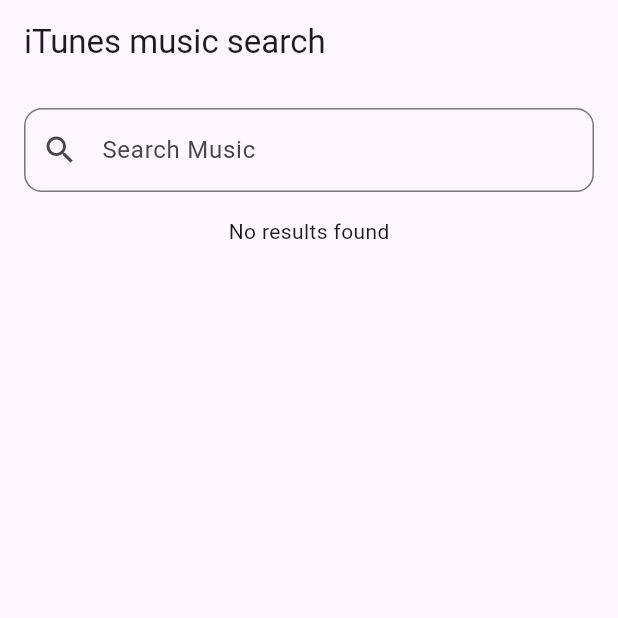
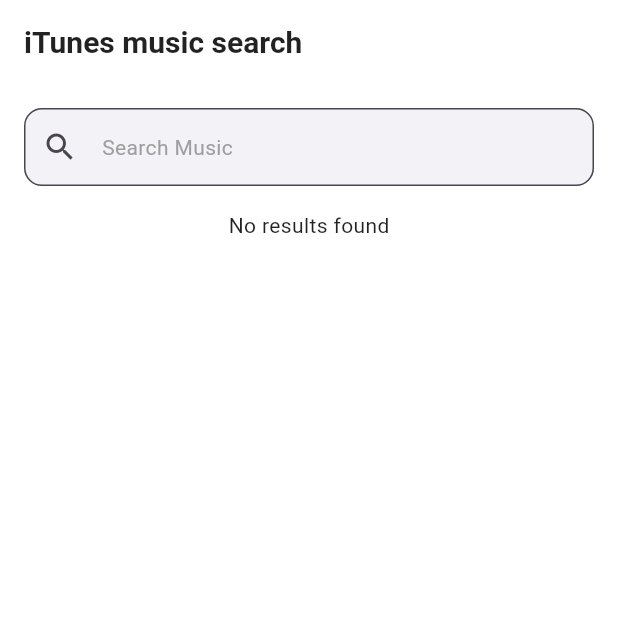
Before and after one commit to Samantha9995/Flutter-Itunes-music-preview-app, a Flutter app: the screen it shows after launch, on a phone screen of 412 x 824 dp, the top half of it. Run offline on Flutter 3.47's test engine with Material 3 defaults, Android fonts, the phone set to English and light mode, and no system bars; our stand-ins replace dio, get, get_it, just_audio.

Commit message:
project & widget structure, organisation of dimensions and styles

```diff
--- a/lib/core/di/service_locator.dart
+++ b/lib/core/di/service_locator.dart
@@ -9,9 +9,6 @@
 final GetIt locator = GetIt.instance;
 
 void setupServiceLocator() {
-  // // API Services
-  // locator.registerLazySingleton<ITunesApiService>(() => ITunesApiService());
-
   setUpDio();
 
   locator.registerSingleton<SearchRepository>(
--- /dev/null
+++ b/lib/core/theme/itunes_theme.dart
@@ -0,0 +1,62 @@
+import 'package:flutter/material.dart';
+
+ThemeData iTunesTheme() {
+  return ThemeData(
+
+    primaryColor: const Color(0xFF007AFF),
+
+    secondaryHeaderColor: const Color(0xFFC7C7CC),
+
+    scaffoldBackgroundColor: Colors.white,
+
+    textTheme: const TextTheme(
+      bodyLarge: TextStyle(color: Colors.black87),
+      bodyMedium: TextStyle(color: Colors.black87),
+      bodySmall: TextStyle(color: Colors.black87),
+      titleLarge: TextStyle(color: Colors.black87, fontWeight: FontWeight.bold),
+      titleMedium: TextStyle(color: Colors.black87, fontWeight: FontWeight.bold),
+      titleSmall: TextStyle(color: Colors.black87, fontWeight: FontWeight.bold),
+      headlineLarge: TextStyle(color: Colors.black87, fontWeight: FontWeight.bold, fontSize: 24),
+    ),
+
+    elevatedButtonTheme: ElevatedButtonThemeData(
+      style: ElevatedButton.styleFrom(
+        backgroundColor: const Color(0xFF007AFF),
+        foregroundColor: Colors.white,
+        textStyle: const TextStyle(fontWeight: FontWeight.bold),
+        padding: const EdgeInsets.symmetric(horizontal: 20, vertical: 12),
+        shape: RoundedRectangleBorder(
+          borderRadius: BorderRadius.circular(8),
+        ),
+      ),
+    ),
+
+    inputDecorationTheme: InputDecorationTheme(
+      border: OutlineInputBorder(
+        borderRadius: BorderRadius.circular(8),
+        borderSide: BorderSide.none,
+      ),
+      filled: true,
+      fillColor: const Color(0xFFF2F2F7),
+      hintStyle: const TextStyle(color: Colors.grey),
+    ),
+
+    appBarTheme: const AppBarTheme(
+      backgroundColor: Colors.white,
+      foregroundColor: Colors.black87,
+      elevation: 0,
+      titleTextStyle: TextStyle(
+        color: Colors.black87,
+        fontSize: 20,
+        fontWeight: FontWeight.bold,
+      ),
+      iconTheme: IconThemeData(color: Colors.black87),
+    ),
+
+    iconTheme: const IconThemeData(
+      color: Color(0xFF007AFF),
+    ),
+
+
+  );
+}
--- /dev/null
+++ b/lib/core/utils/constants.dart
@@ -0,0 +1,2 @@
+const double defaultPadding = 16.0;
+const double borderRadius = 12.0;
--- /dev/null
+++ b/lib/core/utils/styles.dart
@@ -0,0 +1,3 @@
+import 'package:flutter/material.dart';
+
+TextStyle bodyMedium(BuildContext context) => Theme.of(context).textTheme.bodyMedium!.copyWith(color: Theme.of(context).primaryColor);
--- /dev/null
+++ b/lib/core/widgets/custom_text.dart
@@ -0,0 +1,18 @@
+import 'package:flutter/material.dart';
+
+class CustomText extends StatelessWidget {
+  final String text;
+  final TextStyle? style;
+
+  const CustomText(this.text, {super.key, this.style});
+
+  @override
+  Widget build(BuildContext context) {
+    final defaultStyle = Theme.of(context).textTheme.bodyMedium;
+
+    return Text(
+      text,
+      style: style ?? defaultStyle,
+    );
+  }
+}
--- /dev/null
+++ b/lib/core/widgets/search_bar.dart
@@ -0,0 +1,29 @@
+import 'package:flutter/material.dart';
+import 'package:itunes_music_app/core/utils/constants.dart';
+import 'package:itunes_music_app/features/search/controllers/search_controller.dart';
+
+class SearchMusicBar extends StatelessWidget {
+  final SearchMusicController controller;
+
+  const SearchMusicBar({super.key, required this.controller});
+
+  @override
+  Widget build(BuildContext context) {
+    return Padding(
+      padding: const EdgeInsets.all(defaultPadding),
+      child: TextField(
+        decoration: InputDecoration(
+          hintText: 'Search Music',
+          prefixIcon: const Icon(Icons.search),
+          border: OutlineInputBorder(
+            borderRadius: BorderRadius.circular(borderRadius),
+          ),
+        ),
+        onChanged: (value) {
+          controller.performSearch(value);
+        },
+        style: Theme.of(context).textTheme.bodyMedium,
+      ),
+    );
+  }
+}
--- /dev/null
+++ b/lib/core/widgets/search_result_tile.dart
@@ -0,0 +1,25 @@
+import 'package:flutter/material.dart';
+import 'package:itunes_music_app/features/search/controllers/search_controller.dart';
+import 'package:itunes_music_app/core/models/search_result.dart';
+
+class SearchResultTile extends StatelessWidget {
+  final SearchResult result;
+  final SearchMusicController controller;
+
+  const SearchResultTile({super.key, required this.result, required this.controller});
+
+  @override
+  Widget build(BuildContext context) {
+    return ListTile(
+      leading: Image.network(result.artworkUrl100),
+      title: Text(result.trackName),
+      subtitle: Text(result.artistName),
+      trailing: IconButton(
+        icon: const Icon(Icons.play_arrow),
+        onPressed: () {
+          controller.playPreview(result.previewUrl);
+        },
+      ),
+    );
+  }
+}
--- a/lib/features/search/views/search_page.dart
+++ b/lib/features/search/views/search_page.dart
@@ -1,5 +1,8 @@
 import 'package:flutter/material.dart';
 import 'package:get/get.dart';
+import 'package:itunes_music_app/core/widgets/custom_text.dart';
+import 'package:itunes_music_app/core/widgets/search_result_tile.dart';
+import 'package:itunes_music_app/core/widgets/search_bar.dart';
 import 'package:itunes_music_app/features/search/controllers/search_controller.dart';
 
 
@@ -10,51 +13,37 @@
 
   @override
   Widget build(BuildContext context) {
-    return MaterialApp(
-        home: Scaffold(
+    return Scaffold(
         appBar: AppBar(
           title: const Text('iTunes music search'),
         ),
         body: Column(
           children: [
-            Padding(
-              padding: const EdgeInsets.all(16.0),
-              child: TextField(
-                decoration: InputDecoration(
-                  hintText: 'Search Music',
-                  prefixIcon: const Icon(Icons.search),
-                  border: OutlineInputBorder(
-                    borderRadius: BorderRadius.circular(12),
-                  ),
-                ),
-                onChanged: (value) {
-                  controller.performSearch(value);
-                },
-              ),
-            ),
+            SearchMusicBar(controller: controller),
             Obx(() {
               if (controller.isLoading.value) {
-                return Center(child: CircularProgressIndicator());
+                return const Center(child: CircularProgressIndicator());
               } else if (controller.errorMessage.value.isNotEmpty) {
-                return Center(child: Text('Error: ${controller.errorMessage.value}'));
+                return Center(
+                      child: CustomText(
+                        'Error: ${controller.errorMessage.value}'
+                      )
+                );
               } else if (controller.searchResults.isEmpty) {
-                return Center(child: Text('No results found'));
+                return const Center(
+                      child: CustomText(
+                        'No results found'
+                      )
+                );
               } else {
                 return Expanded(
                   child: ListView.builder(
                     itemCount: controller.searchResults.length,
                     itemBuilder: (context, index) {
                       final result = controller.searchResults[index];
-                      return ListTile(
-                        leading: Image.network(result.artworkUrl100),
-                        title: Text(result.trackName),
-                        subtitle: Text(result.artistName),
-                        trailing: IconButton(
-                          icon: Icon(Icons.play_arrow),
-                          onPressed: () {
-                            controller.playPreview(result.previewUrl);
-                          },
-                        ),
+                      return SearchResultTile(
+                        result: result,
+                        controller: controller,
                       );
                     },
                   ),
@@ -63,7 +52,6 @@
             }),
           ],
         ),
-      )
     );
   }
 }
--- a/lib/main.dart
+++ b/lib/main.dart
@@ -1,5 +1,6 @@
 import 'package:flutter/material.dart';
 import 'package:itunes_music_app/core/di/service_locator.dart';
+import 'package:itunes_music_app/core/theme/itunes_theme.dart';
 import 'package:itunes_music_app/features/search/views/search_page.dart';
 
 void main() {
@@ -13,6 +14,9 @@
   // This widget is the root of your application.
   @override
   Widget build(BuildContext context) {
-    return SearchPage();
+    return MaterialApp(
+      theme: iTunesTheme(),
+      home: SearchPage(),
+    );
   }
 }
```
